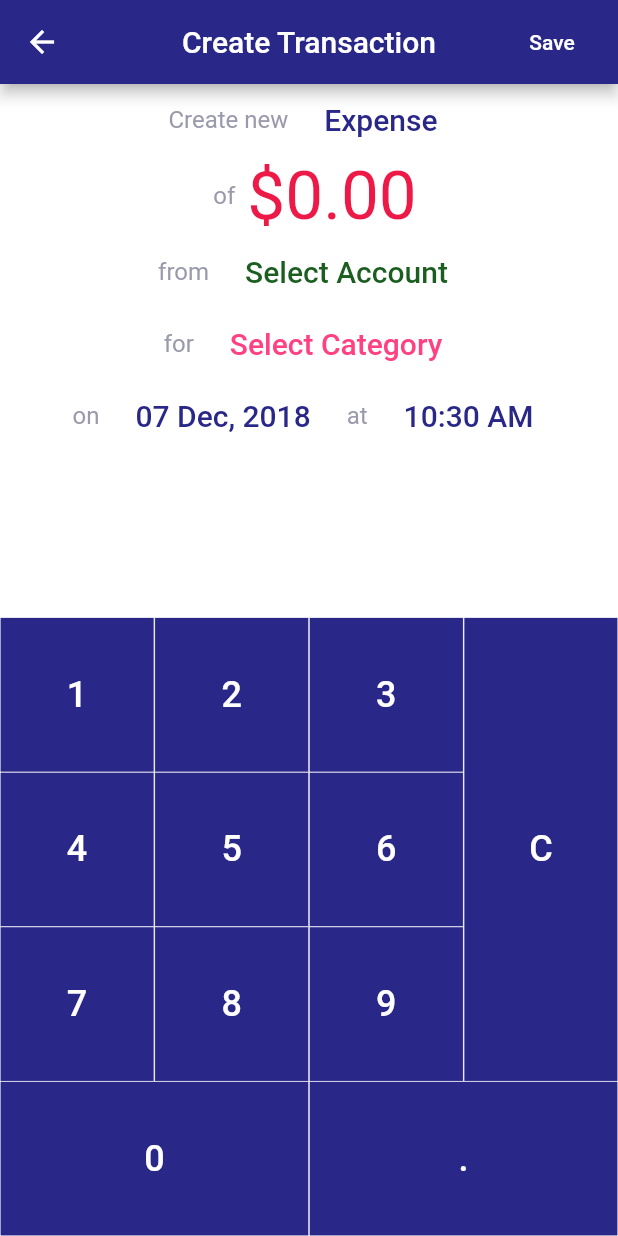
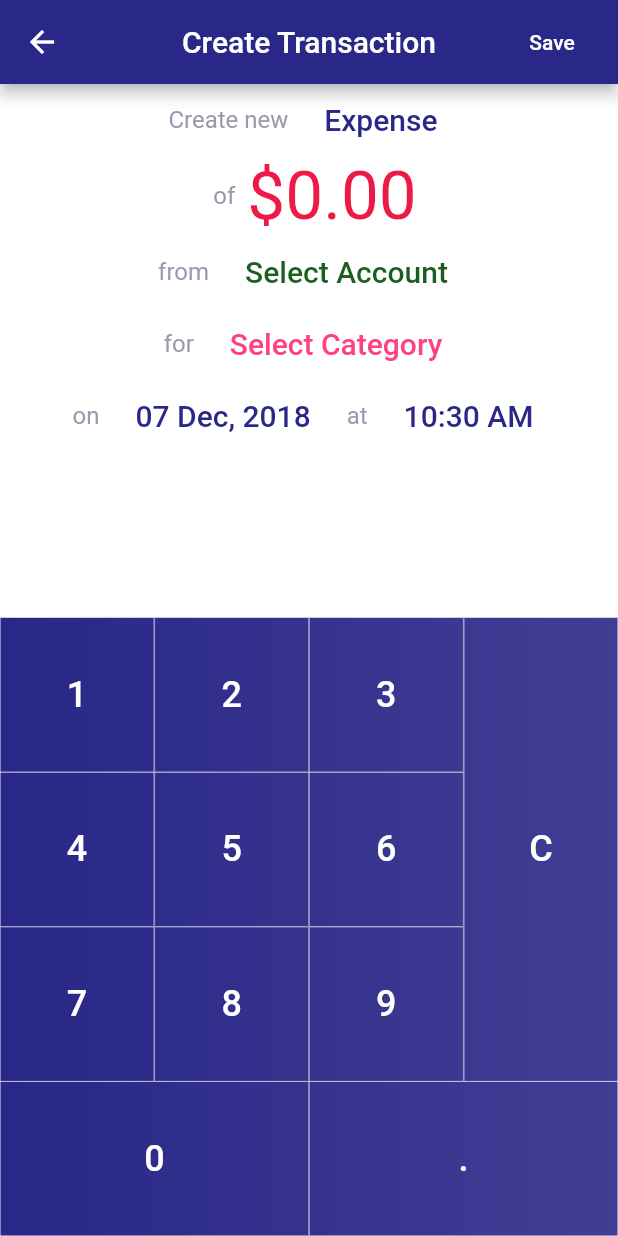
Before and after one commit to partnercloudsupport/my_wallet, a Flutter app: the screen it shows after launch, after a tap on "Add Transaction", on a phone screen of 412 x 824 dp. Run offline on Flutter 3.47's test engine with Material 2 defaults, Android fonts, the light colour scheme and no system bars; our stand-ins replace charts_flutter, firebase_core, firebase_database, gradient_app_bar, shared_preferences, sqflite and 1 more; accounts and stored records are empty; statements that could not run were skipped.

Commit message:
Summary: UI Revamp - Update to use gradient app bar

```diff
--- a/lib/app_theme.dart
+++ b/lib/app_theme.dart
@@ -8,6 +8,7 @@ const pinkAccent = Color(0xFFED1946);
 const brightPink = Color(0xFFFF4081);
 const blueGrey = Color(0xFF9A9AAC);
 const brightGreen = Color(0xFF00FF00);
+const white = Color(0xFFFFFFFF);
 
 ThemeData appTheme = ThemeData(
     brightness: Brightness.dark,
--- a/lib/ui/home/home_view.dart
+++ b/lib/ui/home/home_view.dart
@@ -56,12 +56,22 @@ class _MyWalletState extends State<MyWalletHome> {
       flexibleSpace: FlexibleSpaceBar(
         centerTitle: true,
         title: Text(_df.format(DateTime.now()), style: Theme.of(context).textTheme.title,),
-        background: ListView(
-          physics: NeverScrollableScrollPhysics(),
-          children: <Widget>[
-            HomeOverview(titleStyle),
-            ChartRow(),
-          ],
+        background: Container(
+          decoration: BoxDecoration(
+            gradient: LinearGradient(colors: [
+              theme.white.withOpacity(0.0),
+              theme.white.withOpacity(0.2)
+            ],
+            begin: Alignment.centerLeft,
+            end: Alignment.centerRight)
+          ),
+          child: ListView(
+            physics: NeverScrollableScrollPhysics(),
+            children: <Widget>[
+              HomeOverview(titleStyle),
+              ChartRow(),
+            ],
+          ),
         ),
       ),
     ));
--- a/lib/widget/my_wallet_app_bar.dart
+++ b/lib/widget/my_wallet_app_bar.dart
@@ -1,25 +1,46 @@
 import 'package:flutter/material.dart';
 import 'package:my_wallet/app_theme.dart' as theme;
+import 'package:gradient_app_bar/gradient_app_bar.dart';
+import 'package:flutter/widgets.dart';
 
-class MyWalletAppBar extends AppBar {
-  MyWalletAppBar(
+class MyWalletAppBar extends GradientAppBar {
+    MyWalletAppBar(
       {String title,
         String subTitle,
         List<Widget> actions,
         Widget leading}) : super(
-    title: subTitle == null ? Text("$title", style: TextStyle(color: Colors.white),)
+    title: subTitle == null ? Text("$title", style: TextStyle(color: theme.white),)
         : Column(
       children: <Widget>[
-        Text("$title", style: TextStyle(color: Colors.white),),
-        Text("$subTitle", style: TextStyle(color: Colors.white, fontSize: 14.0),)
+        Text("$title", style: TextStyle(color: theme.white),),
+        Text("$subTitle", style: TextStyle(color: theme.white, fontSize: 14.0),)
       ],
     ),
     actions: actions,
-    backgroundColor: theme.darkBlue,
     centerTitle: true,
-    leading: leading,);
+    leading: leading,
+    backgroundColorStart: theme.darkBlue,
+    backgroundColorEnd: theme.darkBlue.withOpacity(0.8));
 }
-
+//class MyWalletAppBar extends AppBar {
+//  MyWalletAppBar(
+//      {String title,
+//        String subTitle,
+//        List<Widget> actions,
+//        Widget leading}) : super(
+//    title: subTitle == null ? Text("$title", style: TextStyle(color: Colors.white),)
+//        : Column(
+//      children: <Widget>[
+//        Text("$title", style: TextStyle(color: Colors.white),),
+//        Text("$subTitle", style: TextStyle(color: Colors.white, fontSize: 14.0),)
+//      ],
+//    ),
+//    actions: actions,
+//    backgroundColor: theme.darkBlue,
+//    centerTitle: true,
+//    leading: leading,);
+//}
+//
 class MyWalletSliverAppBar extends SliverAppBar {
   MyWalletSliverAppBar(
       {String title,
--- a/lib/widget/number_input_pad.dart
+++ b/lib/widget/number_input_pad.dart
@@ -41,6 +41,14 @@ class _NumberInputPadState extends State<NumberInputPad> {
     final size = 100.0;
 
     return Container(
+      decoration: BoxDecoration(
+        gradient: LinearGradient(colors: [
+          theme.darkBlue,
+          theme.darkBlue.withOpacity(0.89)
+        ],
+        begin: Alignment.centerLeft,
+        end: Alignment.centerRight)
+      ),
       child: StaggeredGridView.countBuilder(
         shrinkWrap: true,
         primary: false,
@@ -59,7 +67,7 @@ class _NumberInputPadState extends State<NumberInputPad> {
       height: height,
       decoration: BoxDecoration(
           border: Border.all(color: Colors.white, width: 0.3),
-          color: theme.darkBlue
+//          color: theme.darkBlue
       ),
       child: FlatButton(onPressed: () => f(title), child: Text(title, style: TextStyle(fontSize: 24.0), textAlign: TextAlign.center,)),
     );
--- a/pubspec.yaml
+++ b/pubspec.yaml
@@ -25,6 +25,7 @@ dependencies:
   firebase_core: any
   firebase_database: any
   shared_preferences: any
+  gradient_app_bar: any
 
 dev_dependencies:
   flutter_test:
```
